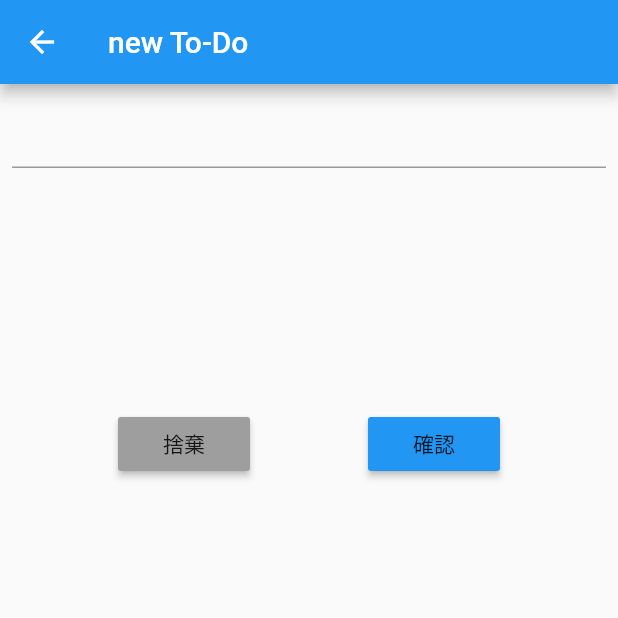
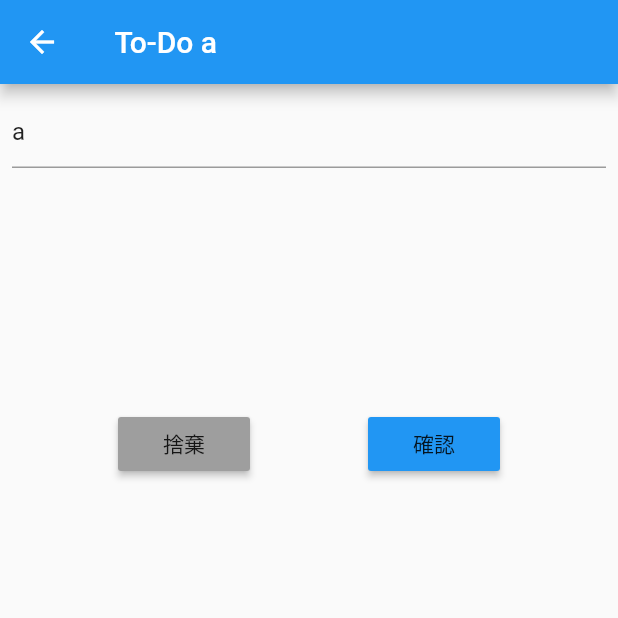
Before and after one commit to michael830713/to-do-list-practice, a Flutter app: the screen it shows after launch, after a tap on an icon or button, on a phone screen of 412 x 824 dp, the top half of it. Run offline on Flutter 3.47's test engine with Material 2 defaults, Android fonts, the phone set to English and light mode, and no system bars.

Commit message:
able to pass data between pages with constructor

```diff
--- a/lib/edit.dart
+++ b/lib/edit.dart
@@ -1,43 +1,42 @@
 import 'package:flutter/material.dart';
 
-class EditPage extends StatefulWidget {
-  @override
-  _EditPageState createState() => _EditPageState();
-}
+class EditPage extends StatelessWidget {
+//  @override
+//  _EditPageState createState() => _EditPageState();
+  String todos;
 
-class _EditPageState extends State<EditPage> {
+  EditPage({Key key, @required this.todos}) : super(key: key);
+
   @override
   Widget build(BuildContext context) {
+    // TODO: implement build
     return Scaffold(
       appBar: AppBar(
-        title: Text('new To-Do'),
+        title: Text(' To-Do $todos'),
       ),
       body: Column(
         children: <Widget>[
           Padding(
             padding: const EdgeInsets.all(8.0),
-
             child: Container(
               height: 200,
-
               child: TextFormField(
-
+                initialValue: todos,
               ),
             ),
           ),
-
           Row(
             mainAxisAlignment: MainAxisAlignment.spaceEvenly,
             children: <Widget>[
               RaisedButton(
                 color: Colors.grey,
 //                color: Colors.red,
-                onPressed: (){},
+                onPressed: () {},
                 child: Text('捨棄'),
               ),
               RaisedButton(
                 color: Colors.blue,
-                onPressed: (){},
+                onPressed: () {},
                 child: Text('確認'),
               )
             ],
@@ -47,3 +46,46 @@ class _EditPageState extends State<EditPage> {
     );
   }
 }
+
+//class _EditPageState extends State<EditPage> {
+//  @override
+//  Widget build(BuildContext context) {
+//    return Scaffold(
+//      appBar: AppBar(
+//        title: Text('new To-Do'),
+//      ),
+//      body: Column(
+//        children: <Widget>[
+//          Padding(
+//            padding: const EdgeInsets.all(8.0),
+//
+//            child: Container(
+//              height: 200,
+//
+//              child: TextFormField(
+//
+//              ),
+//            ),
+//          ),
+//
+//          Row(
+//            mainAxisAlignment: MainAxisAlignment.spaceEvenly,
+//            children: <Widget>[
+//              RaisedButton(
+//                color: Colors.grey,
+////                color: Colors.red,
+//                onPressed: (){},
+//                child: Text('捨棄'),
+//              ),
+//              RaisedButton(
+//                color: Colors.blue,
+//                onPressed: (){},
+//                child: Text('確認'),
+//              )
+//            ],
+//          )
+//        ],
+//      ),
+//    );
+//  }
+//}
--- a/lib/main.dart
+++ b/lib/main.dart
@@ -52,7 +52,11 @@ class _MyHomePageState extends State<MyHomePage> {
         itemBuilder: (context, position) {
           return GestureDetector(
             onTap: () {
-              Navigator.pushNamed(context, '/second');
+              Navigator.push(
+                  context,
+                  MaterialPageRoute(
+                    builder: (context) => EditPage(todos: androidVersionNames[position],),
+                  ));
             },
             child: Card(
               child: Padding(
@@ -66,7 +70,11 @@ class _MyHomePageState extends State<MyHomePage> {
       )),
       floatingActionButton: FloatingActionButton(
         onPressed: () {
-          Navigator.pushNamed(context, '/second');
+          Navigator.push(
+              context,
+              MaterialPageRoute(
+                builder: (context) => EditPage(),
+              ));
         },
 //        tooltip: 'Increment',
         child: Icon(Icons.add),
@@ -75,3 +83,84 @@ class _MyHomePageState extends State<MyHomePage> {
     // This trailing comma makes auto-formatting nicer for build methods.
   }
 }
+
+//import 'package:flutter/foundation.dart';
+//import 'package:flutter/material.dart';
+//
+//class Todo {
+//  final String title;
+//  final String description;
+//
+//  Todo(this.title, this.description);
+//}
+//
+//void main() {
+//  runApp(MaterialApp(
+//    title: 'Passing Data',
+//    home: TodosScreen(
+//      todos: List.generate(
+//        20,
+//            (i) => Todo(
+//          'Todo $i',
+//          'A description of what needs to be done for Todo $i',
+//        ),
+//      ),
+//    ),
+//  ));
+//}
+//
+//class TodosScreen extends StatelessWidget {
+//  final List<Todo> todos;
+//
+//  TodosScreen({Key key, @required this.todos}) : super(key: key);
+//
+//  @override
+//  Widget build(BuildContext context) {
+//    return Scaffold(
+//      appBar: AppBar(
+//        title: Text('Todos'),
+//      ),
+//      body: ListView.builder(
+//        itemCount: todos.length,
+//        itemBuilder: (context, index) {
+//          return ListTile(
+//            title: Text(todos[index].title),
+//            // When a user taps the ListTile, navigate to the DetailScreen.
+//            // Notice that you're not only creating a DetailScreen, you're
+//            // also passing the current todo through to it.
+//            onTap: () {
+//              Navigator.push(
+//                context,
+//                MaterialPageRoute(
+//                  builder: (context) => DetailScreen(todo: todos[index]),
+//                ),
+//              );
+//            },
+//          );
+//        },
+//      ),
+//    );
+//  }
+//}
+//
+//class DetailScreen extends StatelessWidget {
+//  // Declare a field that holds the Todo.
+//  final Todo todo;
+//
+//  // In the constructor, require a Todo.
+//  DetailScreen({Key key, @required this.todo}) : super(key: key);
+//
+//  @override
+//  Widget build(BuildContext context) {
+//    // Use the Todo to create the UI.
+//    return Scaffold(
+//      appBar: AppBar(
+//        title: Text(todo.title),
+//      ),
+//      body: Padding(
+//        padding: EdgeInsets.all(16.0),
+//        child: Text(todo.description),
+//      ),
+//    );
+//  }
+//}
```
